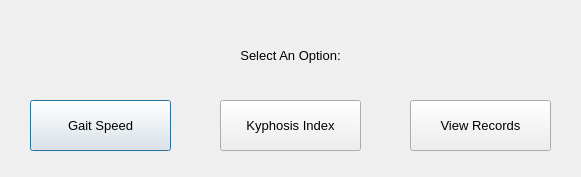
This is Kinect-Gait-Speed-UI/UI/uiFormat/programSelection.ui in datax-lab/NIHAN-Kinect as Qt 5 draws it before an edit. The edited form follows.
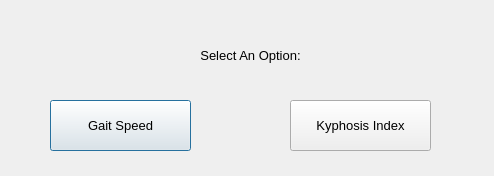
This is the edited form.

Commit message: removed extra button from program selection

What changed in the file:
```diff
--- a/Kinect-Gait-Speed-UI/UI/uiFormat/programSelection.ui
+++ b/Kinect-Gait-Speed-UI/UI/uiFormat/programSelection.ui
@@ -6,8 +6,8 @@
    <rect>
     <x>0</x>
     <y>0</y>
-    <width>581</width>
-    <height>177</height>
+    <width>494</width>
+    <height>176</height>
    </rect>
   </property>
   <property name="windowTitle">
@@ -18,7 +18,7 @@
     <rect>
      <x>20</x>
      <y>30</y>
-     <width>541</width>
+     <width>461</width>
      <height>51</height>
     </rect>
    </property>
@@ -40,7 +40,7 @@
   <widget class="QPushButton" name="pushButton">
    <property name="geometry">
     <rect>
-     <x>30</x>
+     <x>50</x>
      <y>100</y>
      <width>141</width>
      <height>51</height>
@@ -58,7 +58,7 @@
   <widget class="QPushButton" name="pushButton_2">
    <property name="geometry">
     <rect>
-     <x>220</x>
+     <x>290</x>
      <y>100</y>
      <width>141</width>
      <height>51</height>
@@ -73,24 +73,6 @@
     <string>Kyphosis Index</string>
    </property>
   </widget>
-  <widget class="QPushButton" name="pushButton_3">
-   <property name="geometry">
-    <rect>
-     <x>410</x>
-     <y>100</y>
-     <width>141</width>
-     <height>51</height>
-    </rect>
-   </property>
-   <property name="font">
-    <font>
-     <pointsize>10</pointsize>
-    </font>
-   </property>
-   <property name="text">
-    <string>View Records</string>
-   </property>
-  </widget>
  </widget>
  <resources/>
  <connections/>
```
The commit also changes 29 other files.
